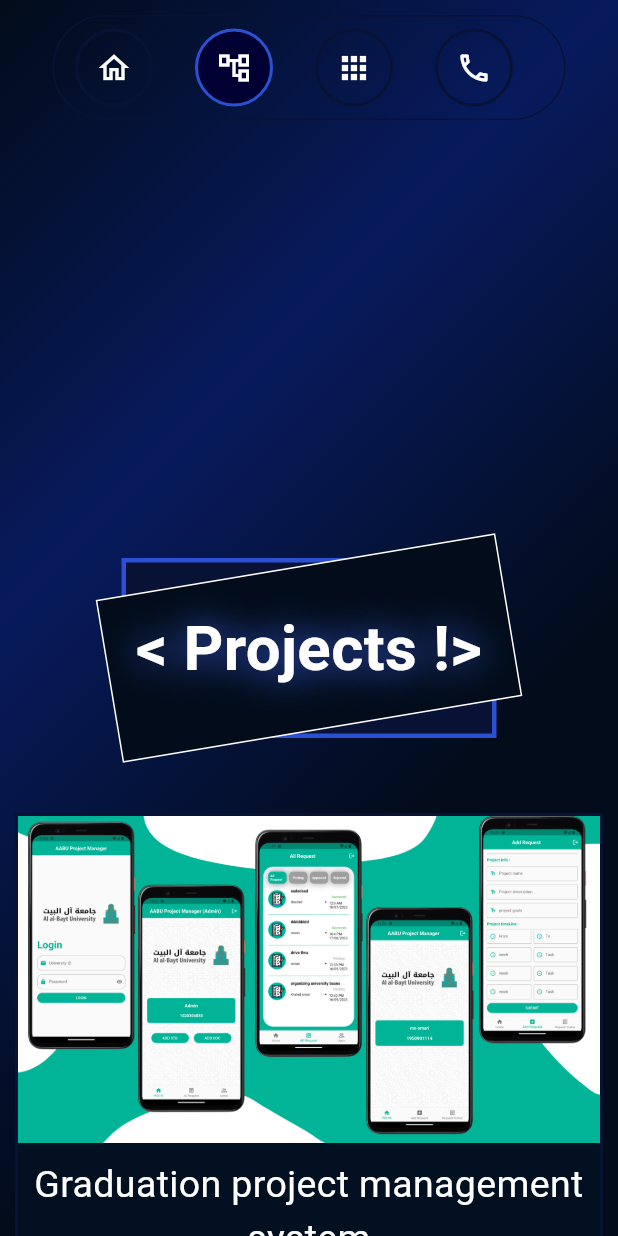
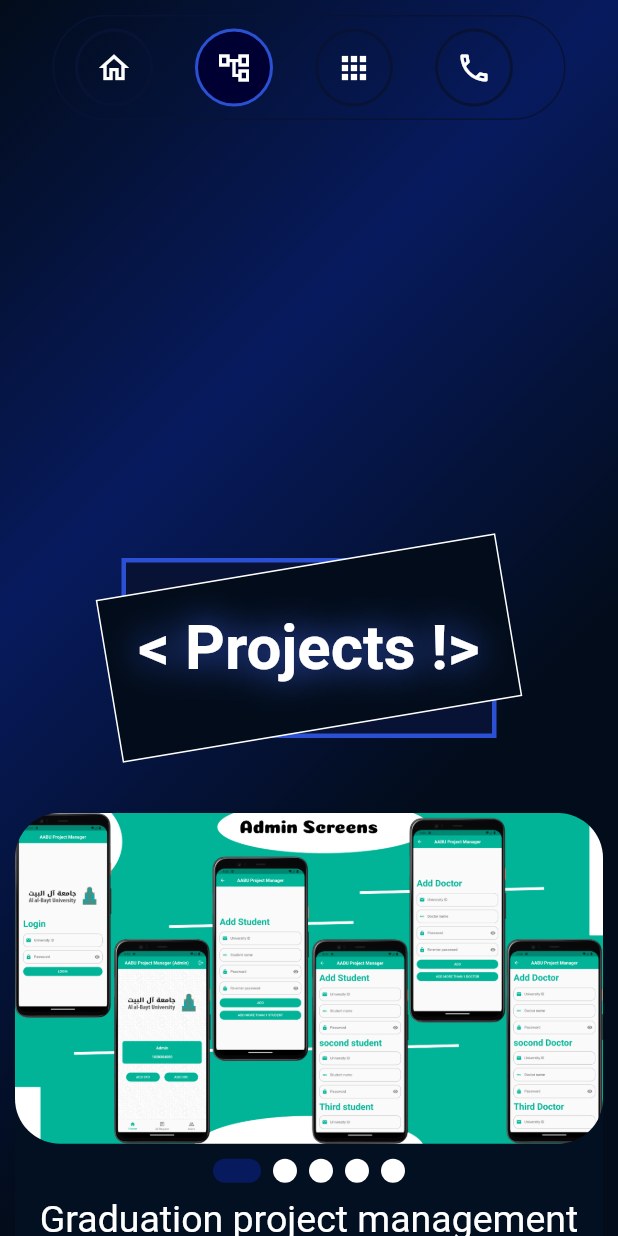
Before and after one commit to MohammadAliOmari/My_Portfolio, a Flutter app: the screen it shows after launch, scrolled down 1728 dp, on a phone screen of 412 x 824 dp. Run offline on Flutter 3.47's test engine with Material 3 defaults, Android fonts, the phone set to English and light mode, and no system bars; drawn by our look-alikes of carousel_slider, smooth_page_indicator; our stand-ins replace animate_do, animated_text_kit.

Commit message:
-add new project - change project card for  more pic in one project - use carousel_slider

```diff
--- a/lib/layout/portfolio_layout.dart
+++ b/lib/layout/portfolio_layout.dart
@@ -23,7 +23,6 @@ class _PortfolioLayoutState extends State<PortfolioLayout> {
   ];
   double selectedindex = 0;
   static ScrollController scrollController = ScrollController();
-
   @override
   void initState() {
     super.initState();
@@ -38,7 +37,7 @@ class _PortfolioLayoutState extends State<PortfolioLayout> {
 
   void scrolToTap(double index) {
     if (index == 3) {
-      scrollController.animateTo(index * 1500,
+      scrollController.animateTo(index * 1700,
           duration: const Duration(milliseconds: 500),
           curve: Curves.decelerate);
     } else {
@@ -53,8 +52,8 @@ class _PortfolioLayoutState extends State<PortfolioLayout> {
     double index = 0;
 
     for (double i = 0; i < listIcons.length; i++) {
-      double startOffset = i * (i == 3 ? 1500 : 1000.0);
-      double endOffset = (i + 1) * (i == 2 || i == 3 ? 1500 : 1000.0);
+      double startOffset = i * (i == 3 ? 1700 : 1000.0);
+      double endOffset = (i + 1) * (i == 2 || i == 3 ? 1700 : 1000.0);
 
       if (scrollOffset >= startOffset && scrollOffset < endOffset) {
         index = i;
@@ -78,10 +77,9 @@ class _PortfolioLayoutState extends State<PortfolioLayout> {
   @override
   Widget build(BuildContext context) {
     final width = MediaQuery.of(context).size.width;
-
     return Scaffold(
       body: Container(
-        height: MediaQuery.of(context).size.height,
+        // height: MediaQuery.of(context).size.height,
         decoration: const BoxDecoration(
           gradient: LinearGradient(
             begin: Alignment.topLeft,
@@ -92,7 +90,7 @@ class _PortfolioLayoutState extends State<PortfolioLayout> {
             ],
           ),
         ),
-        child: width >= 800
+        child: width >= 700
             ? Row(
                 mainAxisAlignment: MainAxisAlignment.center,
                 crossAxisAlignment: CrossAxisAlignment.center,
--- a/lib/main.dart
+++ b/lib/main.dart
@@ -12,7 +12,8 @@ class MyApp extends StatelessWidget {
   // This widget is the root of your application.
   @override
   Widget build(BuildContext context) {
-    return const MaterialApp(
+    return MaterialApp(
+      theme: ThemeData(useMaterial3: false),
       title: "Mohamad'Omari",
       debugShowCheckedModeBanner: false,
       home: PortfolioLayout(),
--- a/lib/modules/contact_page.dart
+++ b/lib/modules/contact_page.dart
@@ -18,7 +18,7 @@ class ContactPage extends StatelessWidget {
   Widget build(BuildContext context) {
     final width = MediaQuery.of(context).size.width;
     return SizedBox(
-      height: 1000,
+      height: MediaQuery.of(context).size.height,
       child: Scaffold(
         backgroundColor: ColorsManager.grey.withOpacity(0),
         body: Padding(
@@ -115,7 +115,7 @@ class ContactPage extends StatelessWidget {
                       top: BorderSide(color: ColorsManager.blue, width: 3)),
                 ),
                 child: Text(
-                  'DEVELOPED BY MOHAMAD AL-OMARI © COPYRIGHT 2024',
+                  'DEVELOPED BY MOHAMAD OMARI © COPYRIGHT 2024',
                   textAlign: TextAlign.center,
                   style: TextStyle(
                       fontSize: width > 640 ? width * 0.01 : width * 0.03,
--- a/lib/modules/projects_page.dart
+++ b/lib/modules/projects_page.dart
@@ -8,27 +8,78 @@ import '../shared/constants/values.dart';
 
 class ProjectPage extends StatelessWidget {
   const ProjectPage({super.key});
-
   @override
   Widget build(BuildContext context) {
+    // ScrollController controllers = ScrollController();
     final List<String> texts = [
       'Graduation project management system',
+      'Shop App',
+      'News App',
+      'Weather App',
       'QUIZ App',
-      'Weather App',
       'Todo List',
       'Bmi Calculator',
     ];
-    final List<AssetImage> images = [
-      const AssetImage('assets/images/project_manager.jpg'),
-      const AssetImage('assets/images/quiz_app.jpg'),
-      const AssetImage('assets/images/Weather App.jpg'),
-      const AssetImage('assets/images/todo_lists.jpg'),
-      const AssetImage('assets/images/bmi_calc.jpg'),
+    // final List<AssetImage> images = [
+    //   const AssetImage('assets/images/project_manager.jpg'),
+    //   const AssetImage('assets/images/project_manager.jpg'),
+    //   const AssetImage('assets/images/news_app.jpg'),
+    //   const AssetImage('assets/images/Weather App.jpg'),
+    //   const AssetImage('assets/images/quiz_app.jpg'),
+    //   const AssetImage('assets/images/todo_lists.jpg'),
+    //   const AssetImage('assets/images/bmi_calc.jpg'),
+    // ];
+    final List img = [
+      [
+        'assets/images/admin1.jpg',
+        'assets/images/admin2.jpg',
+        'assets/images/admin3.jpg',
+        'assets/images/student.jpg',
+        'assets/images/doctor.jpg',
+      ],
+      [
+        'assets/images/onboarding.jpg',
+        'assets/images/home_page.jpg',
+        'assets/images/categories.jpg',
+        'assets/images/search_profile.jpg',
+      ],
+      [
+        'assets/images/news_light.jpg',
+        'assets/images/news_dark.jpg',
+      ],
+      [
+        'assets/images/Weather App.jpg',
+      ],
+      [
+        'assets/images/quiz_app.jpg',
+      ],
+      [
+        'assets/images/todo_lists.jpg',
+      ],
+      [
+        'assets/images/bmi_calc.jpg',
+      ]
     ];
     final double width = MediaQuery.of(context).size.width;
-    final bool isWeb = width > 640;
+    final bool isWeb = width > 650;
+    // void scrollToPrevious() {
+    //   controllers.animateTo(
+    //     controllers.offset - (width + 20),
+    //     duration: const Duration(milliseconds: 500),
+    //     curve: Curves.easeInOut,
+    //   );
+    // }
+
+    // void scrollToNext() {
+    //   controllers.animateTo(
+    //     controllers.offset + (width + 20),
+    //     duration: const Duration(milliseconds: 500),
+    //     curve: Curves.easeInOut,
+    //   );
+    // }
+
     return SizedBox(
-      height: 2500,
+      height: 3100,
       child: Scaffold(
           backgroundColor: ColorsManager.grey.withOpacity(0),
           body: Padding(
@@ -52,11 +103,13 @@ class ProjectPage extends StatelessWidget {
                     runSpacing: Distance.d20,
                     spacing: Distance.d20,
                     children: [
-                      ProjectCard(index: 0, text: texts[0], image: images[0]),
-                      ProjectCard(index: 1, text: texts[1], image: images[1]),
-                      ProjectCard(index: 2, text: texts[2], image: images[2]),
-                      ProjectCard(index: 3, text: texts[3], image: images[3]),
-                      ProjectCard(index: 4, text: texts[4], image: images[4]),
+                      ProjectCard(index1: 0, text: texts[0], image: img),
+                      ProjectCard(index1: 1, text: texts[1], image: img),
+                      ProjectCard(index1: 2, text: texts[2], image: img),
+                      ProjectCard(index1: 3, text: texts[3], image: img),
+                      ProjectCard(index1: 4, text: texts[4], image: img),
+                      ProjectCard(index1: 5, text: texts[5], image: img),
+                      ProjectCard(index1: 6, text: texts[6], image: img),
                     ],
                   ),
                 ),
--- a/lib/shared/components/project_card.dart
+++ b/lib/shared/components/project_card.dart
@@ -1,71 +1,116 @@
+import 'package:carousel_slider/carousel_slider.dart';
 import 'package:flutter/material.dart';
 import 'package:portfolio1_project/shared/components/project_button.dart';
 import 'package:portfolio1_project/shared/constants/values.dart';
+import 'package:smooth_page_indicator/smooth_page_indicator.dart';
 import 'package:url_launcher/url_launcher.dart';
 
 import '../constants/color_manager.dart';
 
-class ProjectCard extends StatelessWidget {
+class ProjectCard extends StatefulWidget {
   final String text;
-  final AssetImage image;
+  final List image;
 
-  final int index;
+  final int index1;
   const ProjectCard({
     super.key,
-    required this.index,
+    required this.index1,
     required this.text,
     required this.image,
   });
 
   @override
+  State<ProjectCard> createState() => _ProjectCardState();
+}
+
+int activeindex = 0;
+
+class _ProjectCardState extends State<ProjectCard> {
+  @override
   Widget build(BuildContext context) {
     final width = MediaQuery.of(context).size.width;
-    List<Uri> urlList = [
+
+    List<Uri> codeUrlList = [
       Uri.parse('https://github.com/MohammadAliOmari/project-manager'),
+      Uri.parse('https://github.com/MohammadAliOmari/Shop_App'),
+      Uri.parse('https://github.com/MohammadAliOmari/News-App'),
+      Uri.parse('https://github.com/MohammadAliOmari/Weather-App'),
       Uri.parse('https://github.com/MohammadAliOmari/Quiz_App'),
-      Uri.parse('https://github.com/MohammadAliOmari/Weather-App'),
       Uri.parse('https://github.com/MohammadAliOmari/TodoList'),
       Uri.parse('https://github.com/MohammadAliOmari/bmi_calculator'),
     ];
     List<Uri> demoList = [
       Uri.parse('https://github.com/MohammadAliOmari/project-manager'),
+      Uri.parse('https://github.com/MohammadAliOmari/Shop_App'),
+      Uri.parse('https://github.com/MohammadAliOmari/News-App'),
+      Uri.parse('https://moh-weatherapp.netlify.app'),
       Uri.parse('https://moquizapp.netlify.app/'),
-      Uri.parse('https://moh-weatherapp.netlify.app'),
       Uri.parse('https://mohamadtodolist.netlify.app'),
       Uri.parse('https://bmiclac.netlify.app'),
     ];
     Future launchUrl1() async {
-      if (!await launchUrl(urlList[index])) {
-        throw Exception('Could not launch $urlList');
+      if (!await launchUrl(codeUrlList[widget.index1])) {
+        throw Exception('Could not launch $codeUrlList');
       }
     }
 
     Future launchUrl2() async {
-      if (index == 0) {
+      if (widget.index1 == 0) {
         return null;
-      } else if (!await launchUrl(demoList[index])) {
+      } else if (!await launchUrl(demoList[widget.index1])) {
         throw Exception('Could not launch $demoList');
       }
     }
 
-    return Container(
-      decoration: BoxDecoration(
-        border: Border.all(color: ColorsManager.darkblue, width: 2),
-        borderRadius: const BorderRadius.only(
-          bottomLeft: Radius.circular(30),
-          bottomRight: Radius.circular(30),
-        ),
+    final bool isWeb = width > 600;
+
+    return Column(
+      mainAxisAlignment: MainAxisAlignment.start,
+      crossAxisAlignment: CrossAxisAlignment.start,
+      children: [
+        Container(
+          decoration: const BoxDecoration(
+            // border: Border.all(color: ColorsManager.darkblue, width: 2),
+            borderRadius: BorderRadius.all(Radius.circular(30)),
             color: ColorsManager.cardcolor,
           ),
-      width: width > 700 ? width / 3 : width,
+          width: isWeb ? width / 2.5 : width,
           child: Column(mainAxisAlignment: MainAxisAlignment.start, children: [
-        SizedBox(
-          width: width > 700 ? width / 3 : width,
-          child: Image(
-            image: image,
-            fit: BoxFit.cover,
+            CarouselSlider.builder(
+                itemCount: widget.image[widget.index1].length,
+                itemBuilder: (context, index, realIndex) => Container(
+                      decoration: BoxDecoration(
+                        borderRadius: BorderRadius.circular(30),
+                        image: DecorationImage(
+                            image:
+                                AssetImage(widget.image[widget.index1][index]),
+                            fit: BoxFit.cover),
                       ),
+                      height: 500,
+                      width: isWeb ? width / 2.5 : width,
+                      // child: Image(
+                      //   image: AssetImage(widget.image[widget.index1][index]),
+                      //   fit: BoxFit.cover,
+                      // ),
                     ),
+                options: CarouselOptions(
+                  onPageChanged: (index, reason) {
+                    setState(() {
+                      activeindex = index;
+                    });
+                  },
+                  initialPage: 0,
+                  enableInfiniteScroll: false,
+                  reverse: false,
+                  autoPlay: false,
+                  autoPlayCurve: Curves.fastOutSlowIn,
+                  scrollDirection: Axis.horizontal,
+                  viewportFraction: 1,
+                )),
+            const SizedBox(
+              height: 10,
+            ),
+            indicatior(),
             const SizedBox(
               height: Distance.d10,
             ),
@@ -73,7 +118,7 @@ class ProjectCard extends StatelessWidget {
               textAlign: TextAlign.center,
               maxLines: 2,
               overflow: TextOverflow.ellipsis,
-          text,
+              widget.text,
               style: const TextStyle(color: ColorsManager.white, fontSize: 25),
             ),
             const SizedBox(
@@ -90,10 +135,10 @@ class ProjectCard extends StatelessWidget {
                 const SizedBox(
                   width: Distance.d20,
                 ),
-            index == 0
+                widget.index1 == 0 || widget.index1 == 1 || widget.index1 == 2
                     ? const SizedBox.shrink()
                     : ProjectButton(
-                    launchUrl: index == 0 ? null : launchUrl2,
+                        launchUrl: launchUrl2,
                         text: 'Demo',
                         icon: Icons.arrow_outward_rounded)
               ],
@@ -102,6 +147,18 @@ class ProjectCard extends StatelessWidget {
               height: Distance.d20,
             ),
           ]),
+        ),
+      ],
     );
   }
+
+  Widget indicatior() {
+    return AnimatedSmoothIndicator(
+        activeIndex: activeindex,
+        count: widget.image[widget.index1].length,
+        effect: const ExpandingDotsEffect(
+            expansionFactor: 2,
+            dotColor: ColorsManager.white,
+            activeDotColor: ColorsManager.darkblue1));
   }
+}
```
Also changed, not shown: pubspec.yaml (+6 -16 lines), assets/images/admin1.jpg (added), assets/images/admin2.jpg (added), assets/images/admin3.jpg (added), assets/images/categories.jpg (added), assets/images/doctor.jpg (added), assets/images/home_page.jpg (added), assets/images/news_dark.jpg (added), assets/images/news_light.jpg (added), assets/images/onboarding.jpg (added), assets/images/project_manager.jpg (deleted), assets/images/search_profile.jpg (added), assets/images/student.jpg (added). Lines whose indentation alone changed are shown as unchanged.
